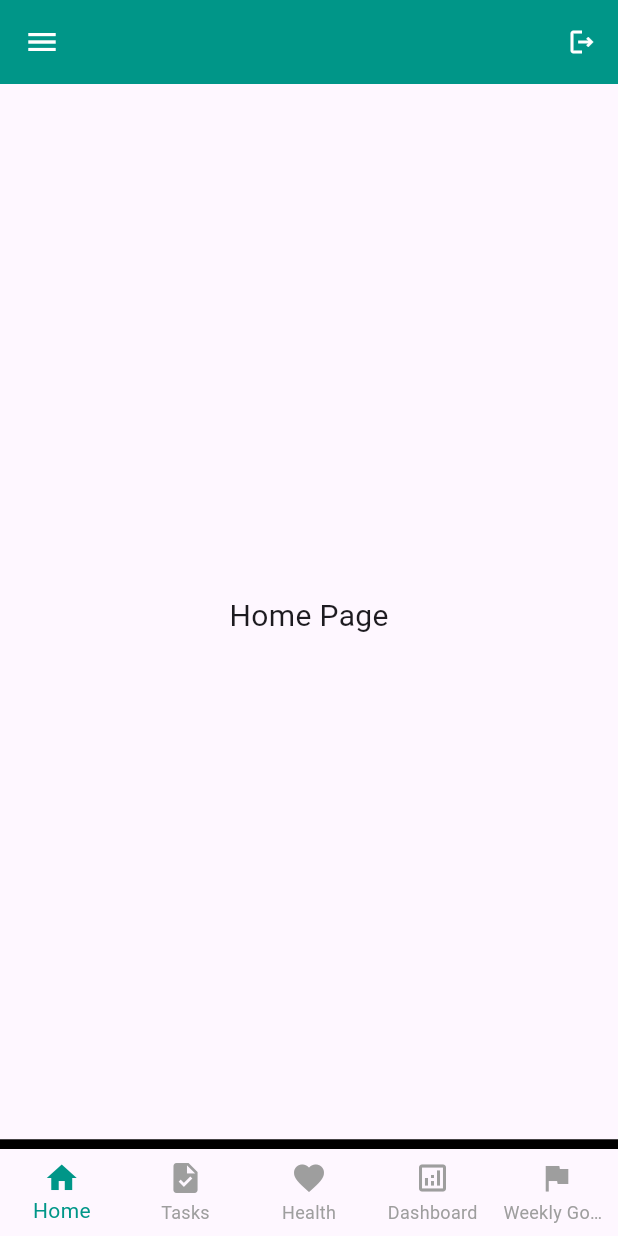
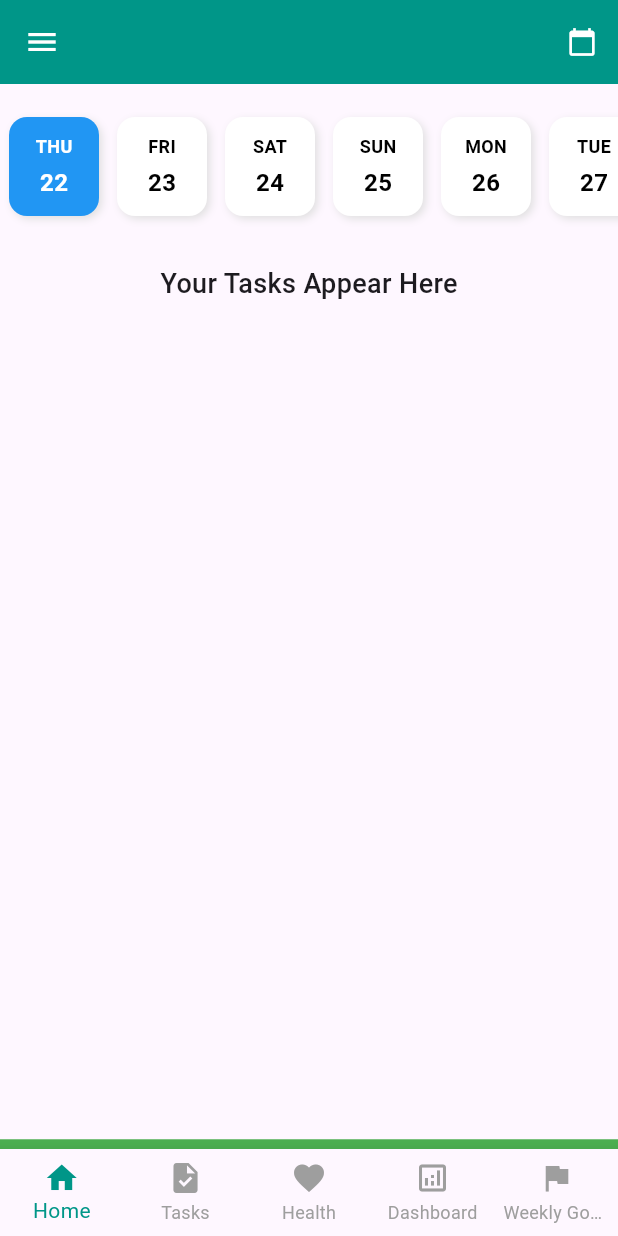
Before and after one commit to Arya-Vs/daily_reminder, a Flutter app: the screen it shows once a user with an empty profile is signed in, on a phone screen of 412 x 824 dp. Run offline on Flutter 3.47's test engine with Material 3 defaults, Android fonts, the phone set to English and light mode, and no system bars; our stand-ins replace bloc, equatable, firebase_auth, firebase_core, flutter_bloc, google_sign_in and 2 more; accounts and stored records are empty.

Commit message:
Home calender

```diff
--- a/lib/home.dart
+++ b/lib/home.dart
@@ -2,6 +2,7 @@ import 'package:daily_reminder/auth/auth.dart';
 import 'package:daily_reminder/drawer/drawer.dart';
 import 'package:flutter/material.dart';
 import 'package:firebase_auth/firebase_auth.dart';
+import 'package:flutter/rendering.dart';
 
 class HomeScreen extends StatefulWidget {
   const HomeScreen({super.key});
@@ -12,20 +13,15 @@ class HomeScreen extends StatefulWidget {
 
 class _HomeScreenState extends State<HomeScreen> {
   final User? user = Auth().currentUser;
+  final DateTime today = DateTime.now();
+  int _selectedIndex = 0;
+  int selectedDateIndex = 0;
 
-  int _selectedIndex = 0;
+  final ValueNotifier<bool> scrollNotifier = ValueNotifier(true);
 
   Future<void> signOut() async {
     await Auth().signOut();
   }
-
-  final List<Widget> _pages = [
-    const Center(child: Text('Home Page', style: TextStyle(fontSize: 20))),
-    const Center(child: Text('Tasks Page', style: TextStyle(fontSize: 20))),
-    const Center(child: Text('Health Page', style: TextStyle(fontSize: 20))),
-    const Center(child: Text('Dashboard', style: TextStyle(fontSize: 20))),
-    const Center(child: Text('Weekly Goals', style: TextStyle(fontSize: 20))),
-  ];
 
   void _onItemTapped(int index) {
     if (_selectedIndex != index) {
@@ -42,8 +38,8 @@ class _HomeScreenState extends State<HomeScreen> {
       if (user != null) {
         ScaffoldMessenger.of(context).showSnackBar(
           SnackBar(
-            content: Text('Welcome.. ${user!.displayName ?? ''}!'),
-            backgroundColor: Colors.black,
+            content: Text('Welcome..!'),
+            backgroundColor: Colors.green,
             duration: const Duration(seconds: 3),
           ),
         );
@@ -54,7 +50,42 @@ class _HomeScreenState extends State<HomeScreen> {
   @override
   Widget build(BuildContext context) {
     return Scaffold(
-      appBar: AppBar(
+      drawer: CustomDrawer(onSignOut: signOut),
+      body: ValueListenableBuilder<bool>(
+        valueListenable: scrollNotifier,
+        builder: (context, isVisible, _) {
+          return NotificationListener<UserScrollNotification>(
+            onNotification: (notification) {
+              final ScrollDirection direction = notification.direction;
+              if (direction == ScrollDirection.reverse) {
+                scrollNotifier.value = false;
+              } else if (direction == ScrollDirection.forward) {
+                scrollNotifier.value = true;
+              }
+              return true;
+            },
+            child: Stack(
+              children: [
+                ListView(
+                  padding: EdgeInsets.only(top: kToolbarHeight + 10),
+                  children: [
+                    _buildHorizontalDateStrip(),
+                    const SizedBox(height: 20),
+                    Center(
+                      child: Text(
+                        'Your Tasks Appear Here',
+                        style: TextStyle(fontSize: 18, fontWeight: FontWeight.w500),
+                      ),
+                    ),
+                    const SizedBox(height: 100),
+                  ],
+                ),
+                AnimatedPositioned(
+                  duration: const Duration(milliseconds: 200),
+                  top: isVisible ? 0 : -kToolbarHeight,
+                  left: 0,
+                  right: 0,
+                  child: AppBar(
                     iconTheme: const IconThemeData(color: Colors.white),
                     title: Text(
                       "${user?.email ?? 'Welcome..'}",
@@ -63,53 +94,36 @@ class _HomeScreenState extends State<HomeScreen> {
                     backgroundColor: Colors.teal,
                     actions: [
                       IconButton(
-            onPressed: () async {
-              final shouldLogout = await showDialog<bool>(
+                        onPressed: () {
+                          showDatePicker(
                             context: context,
-                builder:
-                    (context) => AlertDialog(
-                      title: const Text('Confirm Logout'),
-                      content: const Text('Are you sure you want to log out?'),
-                      actions: [
-                        TextButton(
-                          onPressed: () => Navigator.of(context).pop(false),
-                          child: const Text(
-                            'Cancel',
-                            style: TextStyle(color: Colors.teal),
+                            initialDate: DateTime.now(),
+                            firstDate: DateTime(2000),
+                            lastDate: DateTime(2100),
+                          ).then((selectedDate) {
+                            if (selectedDate != null) {
+                              setState(() {
+                                selectedDateIndex = selectedDate.difference(today).inDays;
+                              });
+                              ScaffoldMessenger.of(context).showSnackBar(
+                                SnackBar(
+                                  content: Text("Selected: ${selectedDate.toLocal()}"),
+                                  duration: const Duration(seconds: 2),
                                 ),
+                              );
+                            }
+                          });
+                        },
+                        icon: const Icon(Icons.calendar_today, color: Colors.white, size: 20.0),
                       ),
-                        TextButton(
-                          onPressed: () => Navigator.of(context).pop(true),
-                          child: const Text(
-                            'Logout',
-                            style: TextStyle(color: Colors.teal),
+                    ],
                   ),
                 ),
               ],
             ),
           );
-              if (shouldLogout == true) {
-                await signOut();
-              }
         },
-            icon: const Icon(
-              Icons.logout_outlined,
-              color: Colors.white,
-              size: 20.0,
       ),
-          ),
-        ],
-      ),
-      drawer: CustomDrawer(onSignOut: signOut),
-
-      body: AnimatedSwitcher(
-        duration: const Duration(milliseconds: 300),
-        transitionBuilder: (child, animation) {
-          return FadeTransition(opacity: animation, child: child);
-        },
-        child: _pages[_selectedIndex],
-      ),
-
       bottomNavigationBar: BottomNavigationBar(
         currentIndex: _selectedIndex,
         selectedItemColor: Colors.teal,
@@ -120,16 +134,69 @@ class _HomeScreenState extends State<HomeScreen> {
           BottomNavigationBarItem(icon: Icon(Icons.home), label: 'Home'),
           BottomNavigationBarItem(icon: Icon(Icons.task), label: 'Tasks'),
           BottomNavigationBarItem(icon: Icon(Icons.favorite), label: 'Health'),
-          BottomNavigationBarItem(
-            icon: Icon(Icons.analytics_outlined),
-            label: 'Dashboard',
-          ),
-          BottomNavigationBarItem(
-            icon: Icon(Icons.flag),
-            label: 'Weekly Goals',
-          ),
+          BottomNavigationBarItem(icon: Icon(Icons.analytics_outlined), label: 'Dashboard'),
+          BottomNavigationBarItem(icon: Icon(Icons.flag), label: 'Weekly Goals'),
         ],
       ),
     );
   }
+
+  Widget _buildHorizontalDateStrip() {
+    return SizedBox(
+      height: 90,
+      child: ListView.builder(
+        scrollDirection: Axis.horizontal,
+        itemCount: 7,
+        itemBuilder: (context, index) {
+          final date = today.add(Duration(days: index));
+          final isSelected = index == selectedDateIndex;
+
+          return GestureDetector(
+            onTap: () {
+              setState(() {
+                selectedDateIndex = index;
+              });
+            },
+            child: Container(
+              width: 60,
+              margin: const EdgeInsets.symmetric(horizontal: 6, vertical: 12),
+              decoration: BoxDecoration(
+                color: isSelected ? Colors.blue : Colors.white,
+                borderRadius: BorderRadius.circular(12),
+                boxShadow: [
+                  BoxShadow(
+                    color: Colors.grey.shade300,
+                    blurRadius: 4,
+                    offset: const Offset(2, 2),
+                  ),
+                ],
+              ),
+              child: Column(
+                mainAxisAlignment: MainAxisAlignment.center,
+                children: [
+                  Text(
+                    ['SUN', 'MON', 'TUE', 'WED', 'THU', 'FRI', 'SAT'][date.weekday % 7],
+                    style: TextStyle(
+                      fontSize: 12,
+                      fontWeight: FontWeight.w600,
+                      color: isSelected ? Colors.white : Colors.black,
+                    ),
+                  ),
+                  const SizedBox(height: 4),
+                  Text(
+                    '${date.day}',
+                    style: TextStyle(
+                      fontSize: 16,
+                      fontWeight: FontWeight.bold,
+                      color: isSelected ? Colors.white : Colors.black,
+                    ),
+                  ),
+                ],
+              ),
+            ),
+          );
+        },
+      ),
+    );
   }
+}
--- a/pubspec.yaml
+++ b/pubspec.yaml
@@ -50,6 +50,7 @@ dependencies:
   image_picker: ^1.1.2
   cloud_firestore: ^5.6.8
   provider: ^6.1.5
+  table_calendar: ^3.2.0
 
 dev_dependencies:
   flutter_test:
```
Also changed, not shown: lib/auth/google_auth.dart (deleted, +0 -32 lines), lib/auth/login.dart (+13 -9 lines), pubspec.lock. Lines whose indentation alone changed are shown as unchanged.
